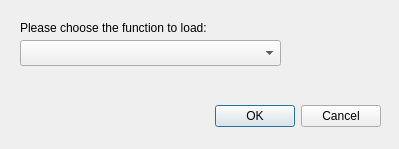
CGAL/releases, file demo/Polyhedron/Plugins/IO/Function_dialog.ui: the form before one commit.
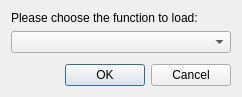
The form after the commit.

What changed in the file:
```diff
--- a/demo/Polyhedron/Plugins/IO/Function_dialog.ui
+++ b/demo/Polyhedron/Plugins/IO/Function_dialog.ui
@@ -6,8 +6,8 @@
    <rect>
     <x>0</x>
     <y>0</y>
-    <width>399</width>
-    <height>149</height>
+    <width>242</width>
+    <height>97</height>
    </rect>
   </property>
   <property name="sizePolicy">
@@ -19,15 +19,32 @@
   <property name="windowTitle">
    <string>Load Function</string>
   </property>
+  <layout class="QVBoxLayout" name="verticalLayout">
+   <item>
+    <widget class="QLabel" name="label">
+     <property name="text">
+      <string>Please choose the function to load:</string>
+     </property>
+    </widget>
+   </item>
+   <item>
+    <widget class="QComboBox" name="functionList"/>
+   </item>
+   <item>
+    <spacer name="verticalSpacer">
+     <property name="orientation">
+      <enum>Qt::Vertical</enum>
+     </property>
+     <property name="sizeHint" stdset="0">
+      <size>
+       <width>20</width>
+       <height>40</height>
+      </size>
+     </property>
+    </spacer>
+   </item>
+   <item>
   <widget class="QDialogButtonBox" name="buttonBox">
-   <property name="geometry">
-    <rect>
-     <x>40</x>
-     <y>100</y>
-     <width>341</width>
-     <height>32</height>
-    </rect>
-   </property>
    <property name="orientation">
     <enum>Qt::Horizontal</enum>
    </property>
@@ -35,29 +52,8 @@
     <set>QDialogButtonBox::Cancel|QDialogButtonBox::Ok</set>
    </property>
   </widget>
-  <widget class="QComboBox" name="functionList">
-   <property name="geometry">
-    <rect>
-     <x>20</x>
-     <y>40</y>
-     <width>261</width>
-     <height>26</height>
-    </rect>
-   </property>
-  </widget>
-  <widget class="QLabel" name="label">
-   <property name="geometry">
-    <rect>
-     <x>20</x>
-     <y>20</y>
-     <width>251</width>
-     <height>16</height>
-    </rect>
-   </property>
-   <property name="text">
-    <string>Please choose the function to load:</string>
-   </property>
-  </widget>
+   </item>
+  </layout>
  </widget>
  <resources/>
  <connections>
```
Lines whose indentation alone changed are shown as unchanged.
